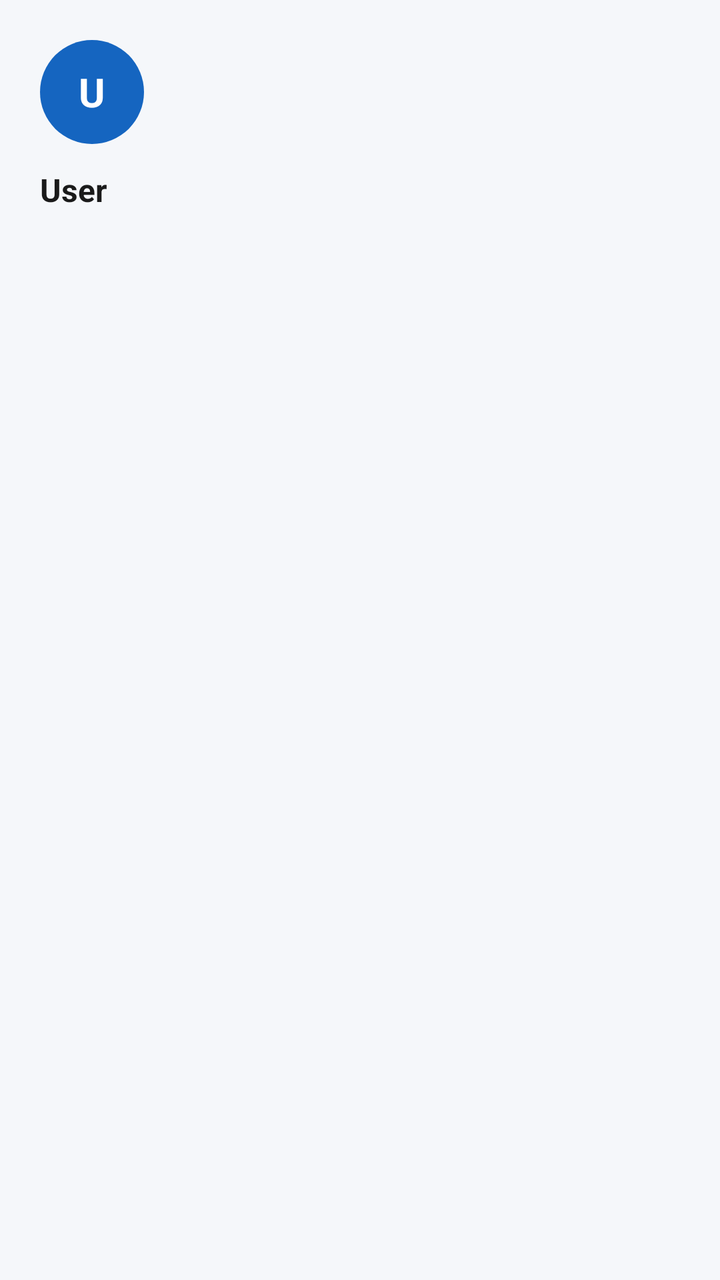
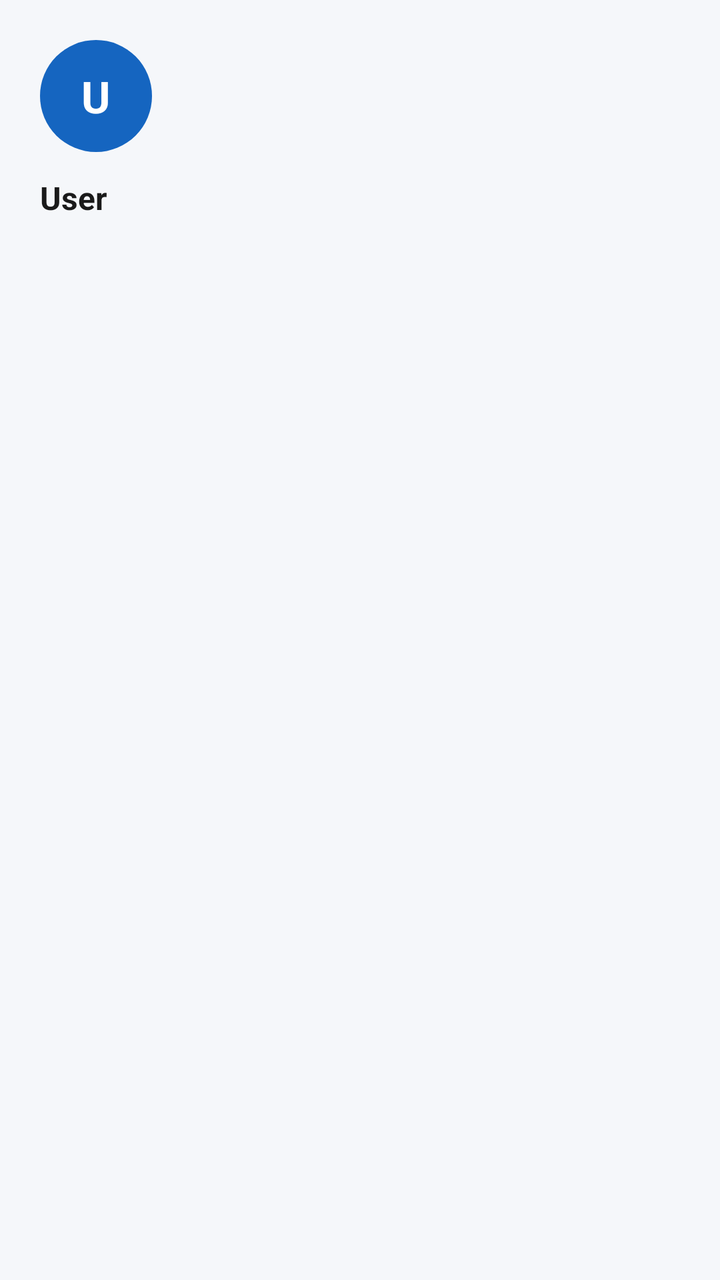

The first picture is an Android layout as it rendered before a commit; the second is the same layout after the commit. The layout source and the unified diff follow.
<!-- AndroidManifest.xml: application theme Theme.SmartSpend -->
<!-- res/layout/nav_header.xml -->
<?xml version="1.0" encoding="utf-8"?>
<LinearLayout xmlns:android="http://schemas.android.com/apk/res/android"
    android:layout_width="match_parent"
    android:layout_height="wrap_content"
    android:orientation="vertical"
    android:padding="20dp">

    <TextView
        android:id="@+id/tvAvatar"
        android:layout_width="52dp"
        android:layout_height="52dp"
        android:background="@drawable/bg_avatar_circle"
        android:gravity="center"
        android:text="U"
        android:textColor="@color/sm_on_primary"
        android:textSize="20sp"
        android:textStyle="bold" />

    <TextView
        android:id="@+id/tvDrawerName"
        android:layout_width="wrap_content"
        android:layout_height="wrap_content"
        android:layout_marginTop="12dp"
        android:text="User"
        android:textColor="@color/sm_text_primary"
        android:textSize="16sp"
        android:textStyle="bold" />

    <TextView
        android:id="@+id/tvDrawerEmail"
        android:layout_width="wrap_content"
        android:layout_height="wrap_content"
        android:textColor="@color/sm_text_secondary"
        android:textSize="13sp" />

</LinearLayout>
<!-- resources referenced by this layout -->
<resources>
  <color name="sm_on_primary">#FFFFFF</color>
  <color name="sm_text_primary">#1A1A1A</color>
  <color name="sm_text_secondary">#888888</color>
  <!-- drawable bg_avatar_circle (drawable) -->
  <?xml version="1.0" encoding="utf-8"?>
  <shape xmlns:android="http://schemas.android.com/apk/res/android"
      android:shape="oval">
      <solid android:color="@color/sm_primary" />
  </shape>
  <style name="Theme.SmartSpend" parent="Base.Theme.SmartSpend" />
  <color name="sm_primary">#1565C0</color>
  <style name="Base.Theme.SmartSpend" parent="Theme.Material3.DayNight.NoActionBar">
          <item name="colorPrimary">@color/sm_primary</item>
          <item name="colorOnPrimary">@color/sm_on_primary</item>
          <item name="android:colorBackground">@color/sm_background</item>
          <item name="colorSurface">@color/sm_surface</item>
          <item name="colorOnSurface">@color/sm_text_primary</item>
          <item name="colorOnBackground">@color/sm_text_primary</item>
          <item name="android:textColorPrimary">@color/sm_text_primary</item>
          <item name="android:textColorSecondary">@color/sm_text_secondary</item>
          <item name="android:textColorHint">@color/sm_text_hint</item>
      </style>
  <color name="sm_background">#F5F7FA</color>
  <color name="sm_surface">#FFFFFF</color>
  <color name="sm_text_hint">#9E9E9E</color>
</resources>

<!-- the commit's change to res/layout/nav_header.xml (unified diff, before → after) -->
@@ -5,16 +5,32 @@
     android:orientation="vertical"
     android:padding="20dp">
 
-    <TextView
-        android:id="@+id/tvAvatar"
-        android:layout_width="52dp"
-        android:layout_height="52dp"
-        android:background="@drawable/bg_avatar_circle"
-        android:gravity="center"
-        android:text="U"
-        android:textColor="@color/sm_on_primary"
-        android:textSize="20sp"
-        android:textStyle="bold" />
+    <FrameLayout
+        android:layout_width="56dp"
+        android:layout_height="56dp">
+
+        <TextView
+            android:id="@+id/tvAvatar"
+            android:layout_width="56dp"
+            android:layout_height="56dp"
+            android:background="@drawable/bg_avatar_circle"
+            android:gravity="center"
+            android:text="U"
+            android:textColor="@color/sm_on_primary"
+            android:textSize="22sp"
+            android:textStyle="bold" />
+
+        <ImageView
+            android:id="@+id/ivDrawerPhoto"
+            android:layout_width="56dp"
+            android:layout_height="56dp"
+            android:background="@drawable/bg_avatar_circle"
+            android:clipToOutline="true"
+            android:contentDescription="Profile picture"
+            android:scaleType="centerCrop"
+            android:visibility="gone" />
+
+    </FrameLayout>
 
     <TextView
         android:id="@+id/tvDrawerName"
